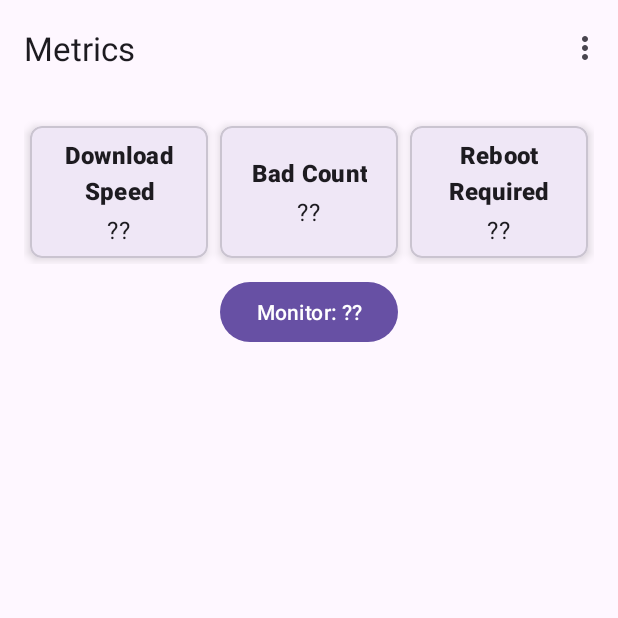
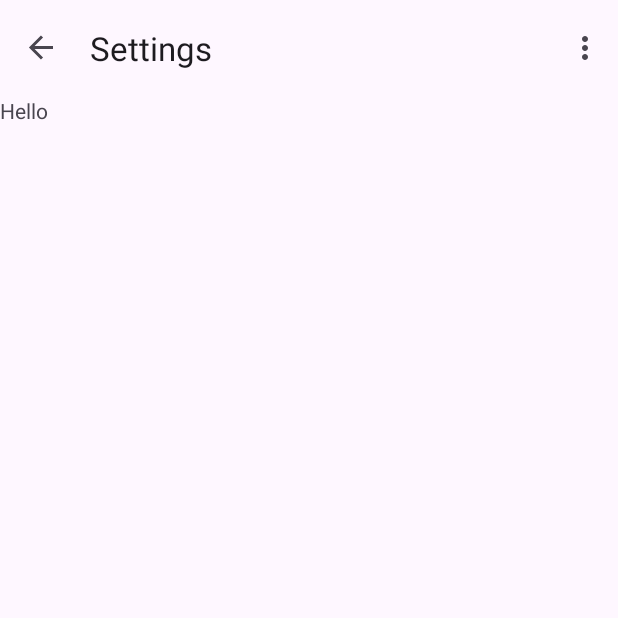
Before and after one commit to Greateapot/roaure, an Android app: the screen it shows after launch (MainActivity), in the options menu, after a tap on "Settings", on a phone screen of 412 x 824 dp, the top half of it. Run offline under Robolectric (Android 15) with nearby library versions, the phone set to English and light mode, and no system bars; our stand-ins replace navigation-ui; libraries missing offline, so code that uses them is left out: io.grpc, io.grpc.android, io.grpc.stub; 2 statements that could not run were skipped.

Commit message:
Переписанны метрики, небольшие изменения

```diff
--- a/frontend/app/build.gradle
+++ b/frontend/app/build.gradle
@@ -53,7 +53,6 @@ android {
     }
     buildFeatures {
         viewBinding true
-        dataBinding true
     }
 }
 
@@ -64,6 +63,9 @@ dependencies {
     implementation libs.constraintlayout
     implementation libs.navigation.fragment
     implementation libs.navigation.ui
+    implementation libs.legacy.support.v4
+    implementation libs.lifecycle.livedata.ktx
+    implementation libs.lifecycle.viewmodel.ktx
     testImplementation libs.junit
     androidTestImplementation libs.ext.junit
     androidTestImplementation libs.espresso.core
--- a/frontend/app/src/main/java/re/greateapot/roaure/ui/main/MainActivity.java
+++ b/frontend/app/src/main/java/re/greateapot/roaure/ui/main/MainActivity.java
@@ -44,7 +44,9 @@ public class MainActivity extends AppCompatActivity {
     public boolean onOptionsItemSelected(MenuItem item) {
         int id = item.getItemId();
 
+        NavController navController = Navigation.findNavController(this, R.id.nav_host_fragment_content_main);
         if (id == R.id.action_settings) {
+            navController.navigate(R.id.settings_fragment);
             return true;
         }
 
--- a/frontend/app/src/main/java/re/greateapot/roaure/ui/metrics/MetricsFragment.java
+++ b/frontend/app/src/main/java/re/greateapot/roaure/ui/metrics/MetricsFragment.java
@@ -4,42 +4,104 @@ import android.os.Bundle;
 import android.view.LayoutInflater;
 import android.view.View;
 import android.view.ViewGroup;
+import android.widget.TextView;
 
-import androidx.fragment.app.Fragment;
 import androidx.annotation.NonNull;
 import androidx.annotation.Nullable;
+import androidx.fragment.app.Fragment;
+import androidx.fragment.app.FragmentActivity;
 import androidx.lifecycle.ViewModelProvider;
+
+import com.google.android.material.button.MaterialButton;
+
+import java.util.Locale;
 
 import re.greateapot.roaure.R;
 
 public class MetricsFragment extends Fragment {
-    private re.greateapot.roaure.databinding.FragmentMetricsBinding binding;
+
+    private MetricsViewModel mViewModel;
 
     @Nullable
     @Override
     public View onCreateView(@NonNull LayoutInflater inflater,
                              @Nullable ViewGroup container,
                              @Nullable Bundle savedInstanceState) {
-        binding = re.greateapot.roaure.databinding.FragmentMetricsBinding.inflate(inflater, container, false);
-
-        // setup viewModel
-        binding.setViewModel(new ViewModelProvider(requireActivity()).get(MetricsViewModel.class));
-        binding.setLifecycleOwner(getViewLifecycleOwner());
-
-        // bind toggle button logic
-        binding.getRoot()
-                .findViewById(R.id.toggle_monitor_button)
-                .setOnClickListener(view -> binding.getViewModel().toggleMonitor());
-
-        // start polling
-        binding.getViewModel().getMetrics();
-
-        return binding.getRoot();
+        return inflater.inflate(R.layout.fragment_metrics, container, false);
     }
 
     @Override
-    public void onDestroyView() {
-        super.onDestroyView();
-        binding = null;
+    public void onViewCreated(@NonNull View view, @Nullable Bundle savedInstanceState) {
+        super.onViewCreated(view, savedInstanceState);
+        mViewModel = new ViewModelProvider(this).get(MetricsViewModel.class);
+
+
+        view.findViewById(R.id.toggle_monitor_button).setOnClickListener(view1 -> mViewModel.toggleMonitor());
+
+        mViewModel.getDownloadSpeedValue().observe(getViewLifecycleOwner(), value -> {
+            FragmentActivity activity = getActivity();
+            if (activity == null) return;
+
+            activity.runOnUiThread(() -> {
+                TextView tv = view.findViewById(R.id.download_speed_text_view);
+                if (value == null) {
+                    tv.setText(R.string.no_value_present);
+                } else {
+                    // TODO: RW
+                    tv.setText(String.format(Locale.getDefault(), "%.2f", value / 1024 / 1024));
+                }
+            });
+        });
+
+        mViewModel.getBadCountValue().observe(getViewLifecycleOwner(), value -> {
+            FragmentActivity activity = getActivity();
+            if (activity == null) return;
+
+            activity.runOnUiThread(() -> {
+                TextView tv = view.findViewById(R.id.bad_count_text_view);
+                if (value == null) {
+                    tv.setText(R.string.no_value_present);
+                } else {
+                    tv.setText(String.valueOf(value));
+                }
+            });
+        });
+
+        mViewModel.getRebootRequiredValue().observe(getViewLifecycleOwner(), value -> {
+            FragmentActivity activity = getActivity();
+            if (activity == null) return;
+
+            activity.runOnUiThread(() -> {
+                TextView tv = view.findViewById(R.id.reboot_required_text_view);
+                if (value == null) {
+                    tv.setText(R.string.no_value_present);
+                } else {
+                    // TODO: RW
+                    tv.setText(value ? "YES" : "NO");
+                }
+            });
+        });
+
+        mViewModel.getMonitorRunningValue().observe(getViewLifecycleOwner(), value -> {
+            FragmentActivity activity = getActivity();
+            if (activity == null) return;
+
+            activity.runOnUiThread(() -> {
+                MaterialButton mb = view.findViewById(R.id.toggle_monitor_button);
+                if (value == null) {
+                    mb.setText(R.string.no_value_present);
+                    mb.setSelected(false);
+                } else if (value) {
+                    mb.setText(R.string.stop_monitor);
+                    mb.setSelected(true);
+                } else {
+                    mb.setText(R.string.start_monitor);
+                    mb.setSelected(false);
+                }
+            });
+        });
+
+        // Start polling
+        mViewModel.getMetrics();
     }
 }
--- a/frontend/app/src/main/java/re/greateapot/roaure/ui/metrics/MetricsViewModel.java
+++ b/frontend/app/src/main/java/re/greateapot/roaure/ui/metrics/MetricsViewModel.java
@@ -4,18 +4,18 @@ import androidx.lifecycle.LiveData;
 import androidx.lifecycle.MutableLiveData;
 import androidx.lifecycle.ViewModel;
 
+import io.grpc.Status;
 import re.greateapot.roaure.api.RoaureServiceClient;
 
 public class MetricsViewModel extends ViewModel {
 
-    private final MutableLiveData<Boolean> isStarted = new MutableLiveData<>(false);
-    private final MutableLiveData<Double> metricValue = new MutableLiveData<>();
+    private final MutableLiveData<Double> downloadSpeedValue = new MutableLiveData<>();
     private final MutableLiveData<Integer> badCountValue = new MutableLiveData<>();
     private final MutableLiveData<Boolean> rebootRequiredValue = new MutableLiveData<>();
     private final MutableLiveData<Boolean> monitorRunningValue = new MutableLiveData<>();
 
-    public LiveData<Double> getMetricValue() {
-        return metricValue;
+    public LiveData<Double> getDownloadSpeedValue() {
+        return downloadSpeedValue;
     }
 
     public LiveData<Integer> getBadCountValue() {
@@ -30,25 +30,26 @@ public class MetricsViewModel extends ViewModel {
         return monitorRunningValue;
     }
 
+    private boolean isStarted = false;
 
     public void getMetrics() {
-        if (Boolean.TRUE.equals(isStarted.getValue())) return;
-        isStarted.postValue(true);
+        if (isStarted) return;
+        isStarted =true;
 
         RoaureServiceClient.getInstance().getMetrics(
                 10,
                 metric -> {
-                    metricValue.postValue(metric.getDownloadSpeed());
+                    downloadSpeedValue.postValue(metric.getDownloadSpeed());
                     badCountValue.postValue(metric.getBadCount());
                     rebootRequiredValue.postValue(metric.getRebootRequired());
                     monitorRunningValue.postValue(metric.getMonitorRunning());
                 },
                 status -> {
                     // TODO: show snackbar with retry button
-                    isStarted.postValue(false);
+                    isStarted = false;
                 },
                 () -> {
-                    isStarted.postValue(false);
+                    isStarted = false;
                 }
         );
     }
--- /dev/null
+++ b/frontend/app/src/main/java/re/greateapot/roaure/ui/settings/SettingsFragment.java
@@ -0,0 +1,36 @@
+package re.greateapot.roaure.ui.settings;
+
+import android.os.Bundle;
+import android.view.LayoutInflater;
+import android.view.View;
+import android.view.ViewGroup;
+
+import androidx.annotation.NonNull;
+import androidx.annotation.Nullable;
+import androidx.fragment.app.Fragment;
+import androidx.lifecycle.ViewModelProvider;
+
+import re.greateapot.roaure.R;
+
+public class SettingsFragment extends Fragment {
+
+    private SettingsViewModel mViewModel;
+
+    public static SettingsFragment newInstance() {
+        return new SettingsFragment();
+    }
+
+    @Override
+    public View onCreateView(@NonNull LayoutInflater inflater,
+                             @Nullable ViewGroup container,
+                             @Nullable Bundle savedInstanceState) {
+        return inflater.inflate(R.layout.fragment_settings, container, false);
+    }
+
+    @Override
+    public void onViewCreated(@NonNull View view, @Nullable Bundle savedInstanceState) {
+        super.onViewCreated(view, savedInstanceState);
+        mViewModel = new ViewModelProvider(this).get(SettingsViewModel.class);
+        // TODO: Use the ViewModel
+    }
+}
--- /dev/null
+++ b/frontend/app/src/main/java/re/greateapot/roaure/ui/settings/SettingsViewModel.java
@@ -0,0 +1,7 @@
+package re.greateapot.roaure.ui.settings;
+
+import androidx.lifecycle.ViewModel;
+
+public class SettingsViewModel extends ViewModel {
+    // TODO: Implement the ViewModel
+}
--- /dev/null
+++ b/frontend/app/src/main/res/color/toggle_button_color.xml
@@ -0,0 +1,5 @@
+<?xml version="1.0" encoding="utf-8"?>
+<selector xmlns:android="http://schemas.android.com/apk/res/android">
+    <item android:color="@android:color/holo_red_light" android:state_selected="false"/>
+    <item android:color="@android:color/holo_green_light" android:state_selected="true"/>
+</selector>
--- a/frontend/app/src/main/res/layout/content_main.xml
+++ b/frontend/app/src/main/res/layout/content_main.xml
@@ -1,6 +1,7 @@
 <?xml version="1.0" encoding="utf-8"?>
 <androidx.constraintlayout.widget.ConstraintLayout xmlns:android="http://schemas.android.com/apk/res/android"
     xmlns:app="http://schemas.android.com/apk/res-auto"
+    xmlns:tools="http://schemas.android.com/tools"
     android:layout_width="match_parent"
     android:layout_height="match_parent"
     app:layout_behavior="@string/appbar_scrolling_view_behavior">
@@ -15,5 +16,6 @@
         app:layout_constraintEnd_toEndOf="parent"
         app:layout_constraintStart_toStartOf="parent"
         app:layout_constraintTop_toTopOf="parent"
-        app:navGraph="@navigation/nav_graph" />
+        app:navGraph="@navigation/nav_graph"
+        tools:ignore="FragmentTagUsage" />
 </androidx.constraintlayout.widget.ConstraintLayout>
--- a/frontend/app/src/main/res/layout/fragment_metrics.xml
+++ b/frontend/app/src/main/res/layout/fragment_metrics.xml
@@ -1,20 +1,10 @@
 <?xml version="1.0" encoding="utf-8"?>
-<layout xmlns:android="http://schemas.android.com/apk/res/android"
+<androidx.core.widget.NestedScrollView xmlns:android="http://schemas.android.com/apk/res/android"
     xmlns:app="http://schemas.android.com/apk/res-auto"
-    xmlns:tools="http://schemas.android.com/tools">
-
-    <data>
-
-        <variable
-            name="viewModel"
-            type="re.greateapot.roaure.ui.metrics.MetricsViewModel" />
-
-    </data>
-
-    <androidx.core.widget.NestedScrollView
+    xmlns:tools="http://schemas.android.com/tools"
     android:layout_width="match_parent"
     android:layout_height="match_parent"
-        android:padding="@dimen/fragment_padding"
+    android:paddingHorizontal="@dimen/fragment_padding"
     tools:context=".ui.metrics.MetricsFragment">
 
     <LinearLayout
@@ -54,10 +44,10 @@
                         android:textStyle="bold" />
 
                     <TextView
+                        android:id="@+id/download_speed_text_view"
                         android:layout_width="wrap_content"
                         android:layout_height="wrap_content"
                         android:gravity="center"
-                            android:text='@{viewModel.metricValue != null ? String.format("%.2f", viewModel.metricValue / 1024 / 1024) : "??"}'
                         android:textAppearance="?attr/textAppearanceBodyLarge" />
 
                 </LinearLayout>
@@ -89,10 +79,10 @@
                         android:textStyle="bold" />
 
                     <TextView
+                        android:id="@+id/bad_count_text_view"
                         android:layout_width="wrap_content"
                         android:layout_height="wrap_content"
                         android:gravity="center"
-                            android:text='@{viewModel.badCountValue != null ? String.valueOf(viewModel.badCountValue) : "??"}'
                         android:textAppearance="?attr/textAppearanceBodyLarge" />
 
                 </LinearLayout>
@@ -124,10 +114,10 @@
                         android:textStyle="bold" />
 
                     <TextView
+                        android:id="@+id/reboot_required_text_view"
                         android:layout_width="wrap_content"
                         android:layout_height="wrap_content"
                         android:gravity="center"
-                            android:text='@{viewModel.rebootRequiredValue != null ? (viewModel.rebootRequiredValue ? "YES" : "NO") : "??"}'
                         android:textAppearance="?attr/textAppearanceBodyLarge" />
 
                 </LinearLayout>
@@ -137,15 +127,13 @@
         </LinearLayout>
 
         <com.google.android.material.button.MaterialButton
+            android:backgroundTint="@color/toggle_button_color"
             android:id="@+id/toggle_monitor_button"
             android:layout_width="wrap_content"
             android:layout_height="wrap_content"
             android:layout_margin="8dp"
-                android:text='@{"Monitor: " + (viewModel.monitorRunningValue != null ? (viewModel.monitorRunningValue ? "YES" : "NO") : "??")}'
             tools:ignore="SpeakableTextPresentCheck" />
 
     </LinearLayout>
 
 </androidx.core.widget.NestedScrollView>
-
-</layout>
--- /dev/null
+++ b/frontend/app/src/main/res/layout/fragment_settings.xml
@@ -0,0 +1,13 @@
+<?xml version="1.0" encoding="utf-8"?>
+<FrameLayout xmlns:android="http://schemas.android.com/apk/res/android"
+    xmlns:tools="http://schemas.android.com/tools"
+    android:layout_width="match_parent"
+    android:layout_height="match_parent"
+    tools:context=".ui.settings.SettingsFragment">
+
+    <TextView
+        android:layout_width="match_parent"
+        android:layout_height="match_parent"
+        android:text="Hello" />
+
+</FrameLayout>
--- a/frontend/app/src/main/res/navigation/nav_graph.xml
+++ b/frontend/app/src/main/res/navigation/nav_graph.xml
@@ -9,4 +9,9 @@
         android:name="re.greateapot.roaure.ui.metrics.MetricsFragment"
         android:label="@string/nav_graph_metrics_fragment_label"
         tools:layout="@layout/fragment_metrics" />
+    <fragment
+        android:id="@+id/settings_fragment"
+        android:name="re.greateapot.roaure.ui.settings.SettingsFragment"
+        android:label="@string/nav_graph_settings_fragment_label"
+        tools:layout="@layout/fragment_settings" />
 </navigation>
--- a/frontend/app/src/main/res/values/dimens.xml
+++ b/frontend/app/src/main/res/values/dimens.xml
@@ -1,5 +1,4 @@
 <resources>
     <dimen name="fab_margin">16dp</dimen>
-    <dimen name="text_margin">16dp</dimen>
     <dimen name="fragment_padding">16dp</dimen>
 </resources>
--- a/frontend/app/src/main/res/values/strings.xml
+++ b/frontend/app/src/main/res/values/strings.xml
@@ -5,4 +5,8 @@
     <string name="bad_count">Bad Count</string>
     <string name="reboot_required">Reboot Required</string>
     <string name="nav_graph_metrics_fragment_label">Metrics</string>
+    <string name="stop_monitor">Stop monitor</string>
+    <string name="start_monitor">Start monitor</string>
+    <string name="no_value_present">...</string>
+    <string name="nav_graph_settings_fragment_label">Settings</string>
 </resources>
--- a/frontend/gradle/libs.versions.toml
+++ b/frontend/gradle/libs.versions.toml
@@ -9,6 +9,9 @@ material = "1.13.0"
 constraintlayout = "2.2.1"
 navigationFragment = "2.9.5"
 navigationUi = "2.9.5"
+legacySupportV4 = "1.0.0"
+lifecycleLivedataKtx = "2.9.4"
+lifecycleViewmodelKtx = "2.9.4"
 
 [libraries]
 grpc-android = { module = "io.grpc:grpc-android", version.ref = "grpcOkhttp" }
@@ -23,6 +26,9 @@ material = { group = "com.google.android.material", name = "material", version.r
 constraintlayout = { group = "androidx.constraintlayout", name = "constraintlayout", version.ref = "constraintlayout" }
 navigation-fragment = { group = "androidx.navigation", name = "navigation-fragment", version.ref = "navigationFragment" }
 navigation-ui = { group = "androidx.navigation", name = "navigation-ui", version.ref = "navigationUi" }
+legacy-support-v4 = { group = "androidx.legacy", name = "legacy-support-v4", version.ref = "legacySupportV4" }
+lifecycle-livedata-ktx = { group = "androidx.lifecycle", name = "lifecycle-livedata-ktx", version.ref = "lifecycleLivedataKtx" }
+lifecycle-viewmodel-ktx = { group = "androidx.lifecycle", name = "lifecycle-viewmodel-ktx", version.ref = "lifecycleViewmodelKtx" }
 
 [plugins]
 android-application = { id = "com.android.application", version.ref = "agp" }
```
Also changed, not shown: frontend/app/src/main/res/layout/activity_main.xml (+0 -10 lines). Lines whose indentation alone changed are shown as unchanged.
